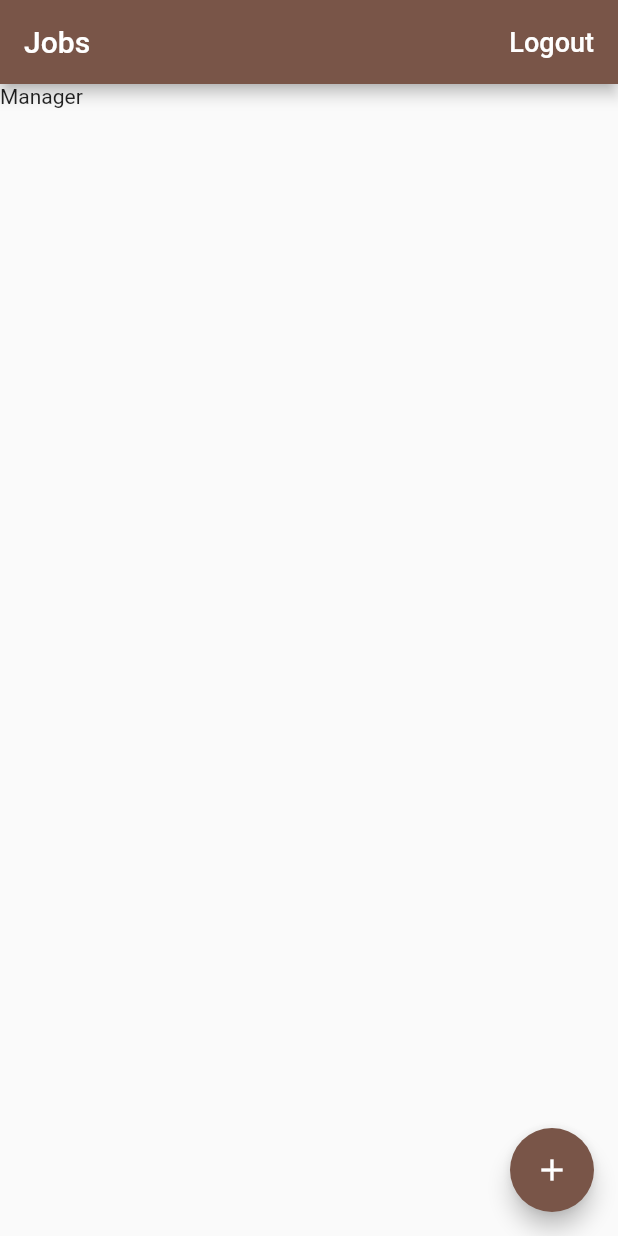
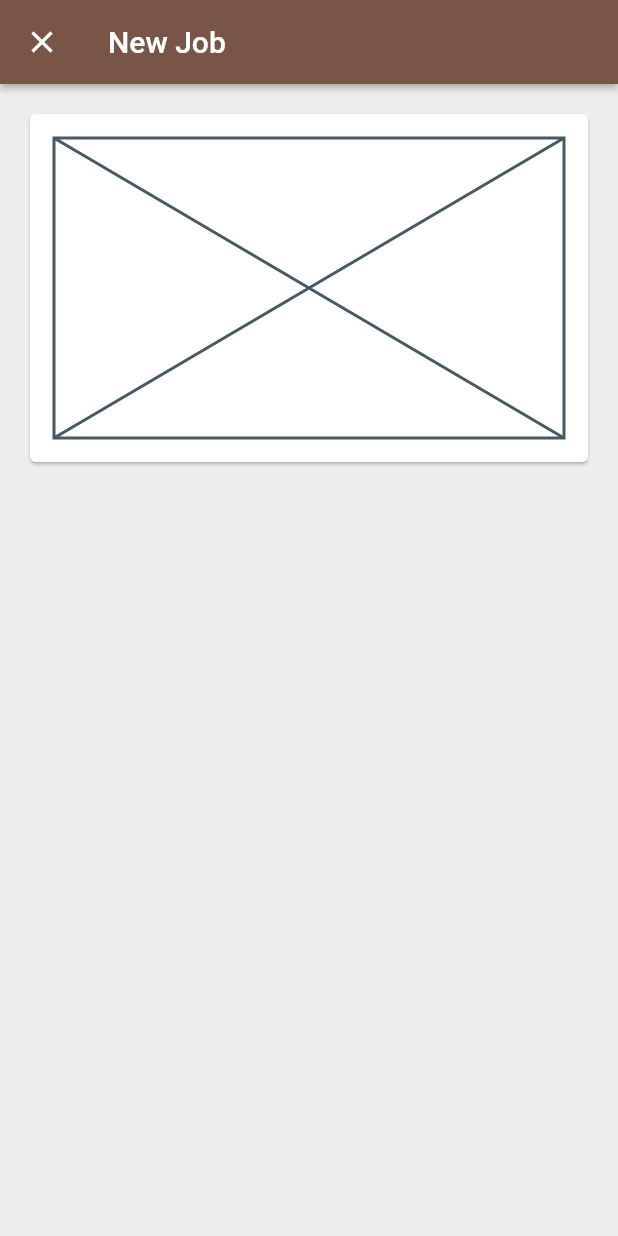
Before and after one commit to xsadra/Flutter-Drat, a Flutter app: the screen it shows once a user with an empty profile is signed in, after a tap on the "add" icon, on a phone screen of 412 x 824 dp. Run offline on Flutter 3.47's test engine with Material 2 defaults, Android fonts, the phone set to English and light mode, and no system bars; our stand-ins replace cloud_firestore, firebase_auth, google_sign_in; missing offline and left inert: flutter_facebook_login; accounts and stored records are empty.

Commit message:
FF-TT- create a class 'AddJobPage' and call it from 'JobsPage', remove unnecessary method '_createJob' in 'JobsPage'

```diff
--- /dev/null
+++ b/Flutter-Firebase/time_tracker/lib/app/home/jobs/add_job_page.dart
@@ -0,0 +1,44 @@
+import 'package:flutter/material.dart';
+
+class AddJobPage extends StatefulWidget {
+  static Future<void> show(BuildContext context) async {
+    var route = MaterialPageRoute(
+      builder: (context) => AddJobPage(),
+      fullscreenDialog: true,
+    );
+    await Navigator.of(context).push(route);
+  }
+
+  @override
+  _AddJobPageState createState() => _AddJobPageState();
+}
+
+class _AddJobPageState extends State<AddJobPage> {
+  @override
+  Widget build(BuildContext context) {
+    return Scaffold(
+      appBar: AppBar(
+        elevation: 2.0,
+        title: Text('New Job'),
+      ),
+      body: _buildContent(),
+      backgroundColor: Colors.grey[200],
+    );
+  }
+
+  Widget _buildContent() {
+    return SingleChildScrollView(
+      child: Padding(
+        padding: const EdgeInsets.all(16.0),
+        child: Card(
+          child: Padding(
+            padding: const EdgeInsets.all(16.0),
+            child: Placeholder(
+              fallbackHeight: 200,
+            ),
+          ),
+        ),
+      ),
+    );
+  }
+}
--- a/Flutter-Firebase/time_tracker/lib/app/home/jobs/jobs_page.dart
+++ b/Flutter-Firebase/time_tracker/lib/app/home/jobs/jobs_page.dart
@@ -1,12 +1,11 @@
 import 'package:flutter/cupertino.dart';
 import 'package:flutter/material.dart';
-import 'package:flutter/services.dart';
 import 'package:provider/provider.dart';
+import 'package:timetracker/app/home/jobs/add_job_page.dart';
 import 'package:timetracker/app/home/models/job.dart';
 import 'package:timetracker/services/auth.dart';
 import 'package:timetracker/services/database.dart';
 import 'package:timetracker/widgets/platform/platform_alert_dialog.dart';
-import 'package:timetracker/widgets/platform/platform_exception_alert_dialog.dart';
 
 class JobsPage extends StatelessWidget {
   Future<void> _confirmSignOut(BuildContext context) async {
@@ -43,21 +42,9 @@ class JobsPage extends StatelessWidget {
       body: _buildContent(context),
       floatingActionButton: FloatingActionButton(
         child: Icon(Icons.add),
-        onPressed: () => _createJob(context),
+        onPressed: () => AddJobPage.show(context),
       ),
     );
-  }
-
-  Future<void> _createJob(BuildContext context) async {
-    try {
-      final database = Provider.of<DataBase>(context, listen: false);
-      await database.createJob(Job(name: 'Manager', ratePerHour: 12));
-    } on PlatformException catch (e) {
-      PlatformExceptionAlertDialog(
-        title: 'Operation failed',
-        exception: e,
-      ).show(context);
-    }
   }
 
   Future<void> _signOut(BuildContext context) async {
```
